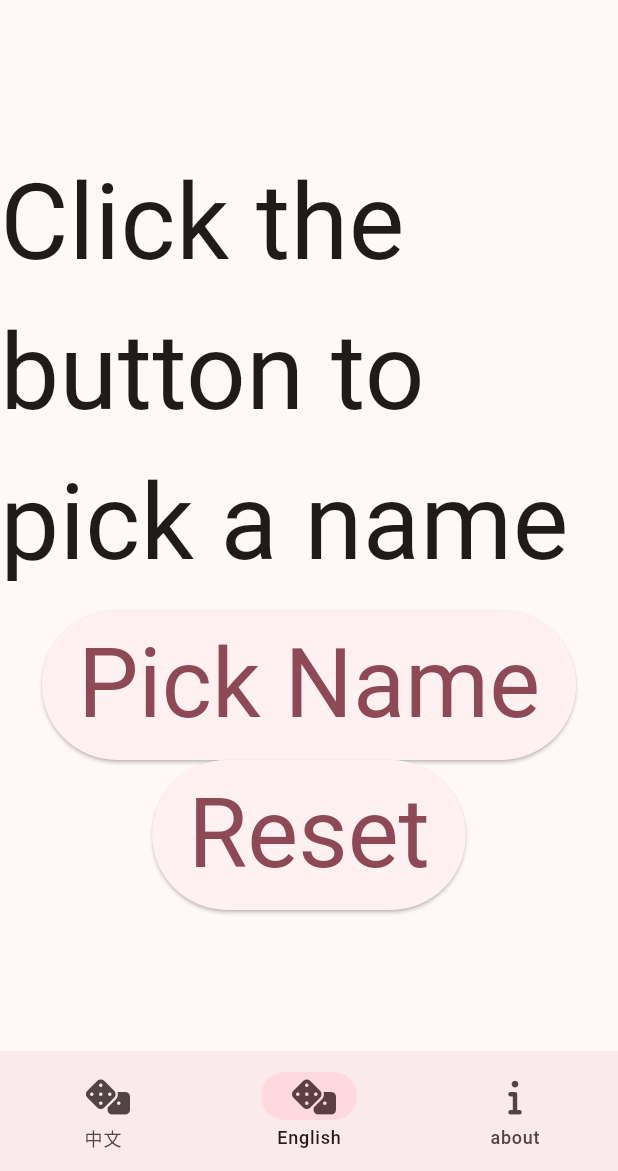
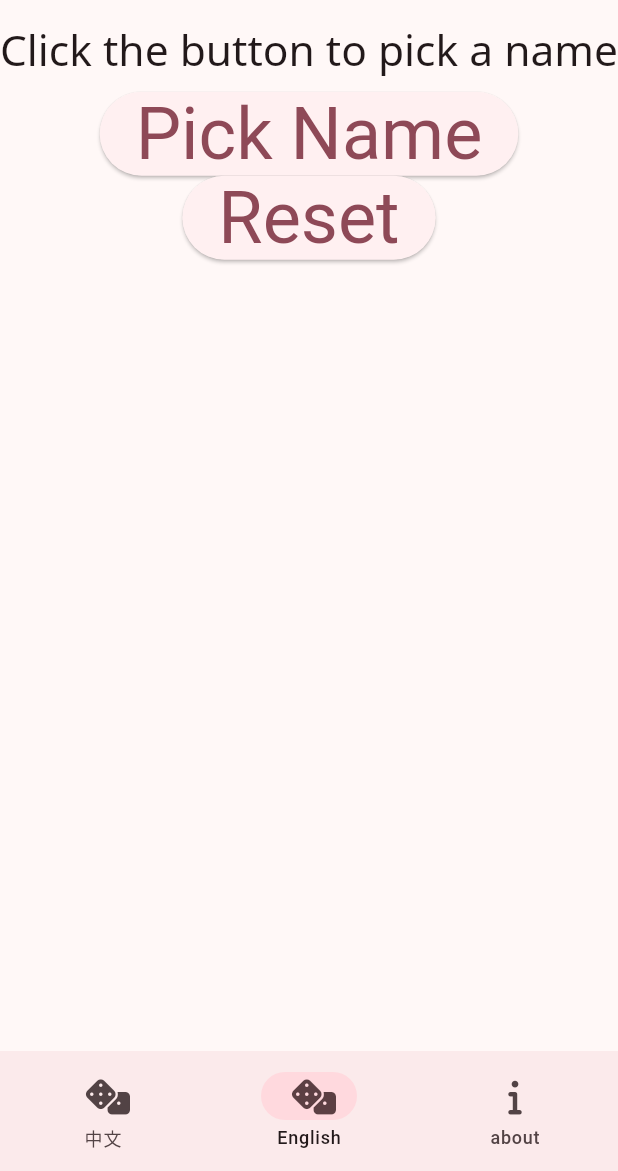
Before and after one commit to 0123-smallbottle/random_picker, a Flutter app: the screen it shows after launch, item 2 of the bottom bar chosen, after a tap on "Pick Name", on a phone screen of 412 x 824 dp, the part 65-1236 px from its top. Run offline on Flutter 3.47's test engine with Material 3 defaults, Android fonts, the phone set to English and light mode, and no system bars; drawn by our look-alikes of auto_size_text, dynamic_color; our stand-ins replace font_awesome_flutter, get, google_fonts.

Commit message:
Add AutoSizeText and use Google Fonts

```diff
--- a/lib/pages/chinese_random/view.dart
+++ b/lib/pages/chinese_random/view.dart
@@ -1,30 +1,51 @@
 import 'package:flutter/material.dart';
 import 'package:random_picker/pages/chinese_random/controller.dart';
+import 'package:auto_size_text/auto_size_text.dart';
+import 'package:google_fonts/google_fonts.dart';
 
 class ChineseRandomPage extends StatefulWidget {
-  const ChineseRandomPage({Key? key}) : super(key: key);
+  const ChineseRandomPage({super.key});
 
   @override
   _ChineseRandomPageView createState() => _ChineseRandomPageView();
 }
 
 class _ChineseRandomPageView extends State<ChineseRandomPage> {
-  String _text = '點擊按鈕進行抽籤';
-  double _size = 5;
-
   @override
   Widget build(BuildContext context) {
     return Scaffold(
+      // 標題
       appBar: AppBar(
         title: const Text(
           '抽籤(中文名字)',
           style: TextStyle(fontSize: 24),
         ),
       ),
-      body: Center(
-        child: ListView(
-          shrinkWrap: true,
-          children: <Widget>[
+      body: const Column(
+        children: [Result()],
+      ),
+    );
+  }
+}
+
+class Result extends StatefulWidget {
+  const Result({super.key});
+
+  @override
+  State<Result> createState() => _ResultState();
+}
+
+class _ResultState extends State<Result> {
+  // 設置初始文字
+  String result = '點擊按鈕進行抽籤';
+
+  @override
+  Widget build(BuildContext context) {
+    return Center(
+      child: Column(
+        mainAxisAlignment: MainAxisAlignment.center,
+        children: [
+          // 文字顯示
           AnimatedSwitcher(
             duration: const Duration(milliseconds: 500),
             transitionBuilder: (Widget child, Animation<double> animation) {
@@ -40,46 +61,47 @@ class _ChineseRandomPageView extends State<ChineseRandomPage> {
                 child: child,
               );
             },
-              child: Text(
-                _text,
-                key: ValueKey<String>(_text),
-                textScaleFactor: _size.toDouble(),
+            child: FittedBox(
+              key: ValueKey<String>(result),
+              fit: BoxFit.contain,
+              child: AutoSizeText(
+                result,
+                style: GoogleFonts.notoSans(
+                    fontSize: 512, fontWeight: FontWeight.w400),
               ),
             ),
+          ),
+          // 按鈕
           ButtonBar(
             alignment: MainAxisAlignment.center,
             children: <Widget>[
+              // 抽籤按鈕
               ElevatedButton(
                 style: ElevatedButton.styleFrom(
-                    textStyle: const TextStyle(fontSize: 64),
-                    minimumSize: const Size(200, 100),
-                  ),
+                    textStyle: const TextStyle(fontSize: 48),
+                    maximumSize: const Size(200, 100)),
                 onPressed: () {
                   setState(() {
-                      getRandomChineseName();
-                      _text = getRandomChineseName();
-                      _size = 20;
+                    result = getRandomChineseName();
                   });
                 },
                 child: const Text('抽籤'),
               ),
+              // 重置按鈕
               ElevatedButton(
                 style: ElevatedButton.styleFrom(
-                    textStyle: const TextStyle(fontSize: 64),
-                    minimumSize: const Size(200, 100),
-                  ),
+                    textStyle: const TextStyle(fontSize: 48),
+                    maximumSize: const Size(200, 100)),
                 onPressed: () {
                   setState(() {
-                      _text = '點擊按鈕進行抽籤';
-                      _size = 5;
+                    result = '點擊按鈕進行抽籤';
                   });
                 },
                 child: const Text('重置'),
               ),
             ],
-            ),
+          )
         ],
-        ),
       ),
     );
   }
--- a/lib/pages/english_random/view.dart
+++ b/lib/pages/english_random/view.dart
@@ -1,30 +1,51 @@
 import 'package:flutter/material.dart';
 import 'package:random_picker/pages/english_random/controller.dart';
+import 'package:auto_size_text/auto_size_text.dart';
+import 'package:google_fonts/google_fonts.dart';
 
 class EnglishRandomPage extends StatefulWidget {
-  const EnglishRandomPage({Key? key}) : super(key: key);
+  const EnglishRandomPage({super.key});
 
   @override
   _EnglishRandomPageView createState() => _EnglishRandomPageView();
 }
 
 class _EnglishRandomPageView extends State<EnglishRandomPage> {
-  String _text = 'Click the button to pick a name';
-  double _size = 5;
-
   @override
   Widget build(BuildContext context) {
     return Scaffold(
+      // Title
       appBar: AppBar(
         title: const Text(
           'Random Picker (English Names)',
           style: TextStyle(fontSize: 24),
         ),
       ),
-      body: Center(
-        child: ListView(
-          shrinkWrap: true,
-          children: <Widget>[
+      body: const Column(
+        children: [Result()],
+      ),
+    );
+  }
+}
+
+class Result extends StatefulWidget {
+  const Result({super.key});
+
+  @override
+  State<Result> createState() => _ResultState();
+}
+
+class _ResultState extends State<Result> {
+  // 設置初始文字
+  String result = 'Click the button to pick a name';
+
+  @override
+  Widget build(BuildContext context) {
+    return Center(
+      child: Column(
+        mainAxisAlignment: MainAxisAlignment.center,
+        children: [
+          // 顯示文字
           AnimatedSwitcher(
             duration: const Duration(milliseconds: 500),
             transitionBuilder: (Widget child, Animation<double> animation) {
@@ -40,46 +61,48 @@ class _EnglishRandomPageView extends State<EnglishRandomPage> {
                 child: child,
               );
             },
-              child: Text(
-                _text,
-                key: ValueKey<String>(_text),
-                textScaleFactor: _size.toDouble(),
+            child: FittedBox(
+              key: ValueKey<String>(result),
+              fit: BoxFit.contain,
+              child: AutoSizeText(
+                result,
+                style: GoogleFonts.notoSans(
+                    fontSize: 512, fontWeight: FontWeight.w400),
               ),
             ),
+          ),
+
+          // 按鈕
           ButtonBar(
             alignment: MainAxisAlignment.center,
             children: <Widget>[
+              // Pick Name 按鈕
               ElevatedButton(
                 style: ElevatedButton.styleFrom(
-                    textStyle: const TextStyle(fontSize: 64),
-                    minimumSize: const Size(200, 100),
-                  ),
+                    textStyle: const TextStyle(fontSize: 48),
+                    maximumSize: const Size(400, 100)),
                 onPressed: () {
                   setState(() {
-                      getRandomEnglishName();
-                      _text = getRandomEnglishName();
-                      _size = 15;
+                    result = getRandomEnglishName();
                   });
                 },
                 child: const Text('Pick Name'),
               ),
+              // Reset 按鈕
               ElevatedButton(
                 style: ElevatedButton.styleFrom(
-                    textStyle: const TextStyle(fontSize: 64),
-                    minimumSize: const Size(200, 100),
-                  ),
+                    textStyle: const TextStyle(fontSize: 48),
+                    maximumSize: const Size(200, 100)),
                 onPressed: () {
                   setState(() {
-                      _text = 'Click the button to pick a name';
-                      _size = 5;
+                    result = 'Click the button to pick a name';
                   });
                 },
                 child: const Text('Reset'),
               ),
             ],
-            ),
+          )
         ],
-        ),
       ),
     );
   }
--- a/pubspec.yaml
+++ b/pubspec.yaml
@@ -41,6 +41,8 @@ dependencies:
   dynamic_color: ^1.6.8
   font_awesome_flutter: ^10.6.0
   url_launcher: ^6.2.2
+  auto_size_text: ^3.0.0
+  google_fonts: ^6.1.0
 
 dev_dependencies:
   flutter_test:
```
Also changed, not shown: lib/pages/about/view.dart (line endings or trailing spaces), pubspec.lock. Lines whose indentation alone changed are shown as unchanged.
